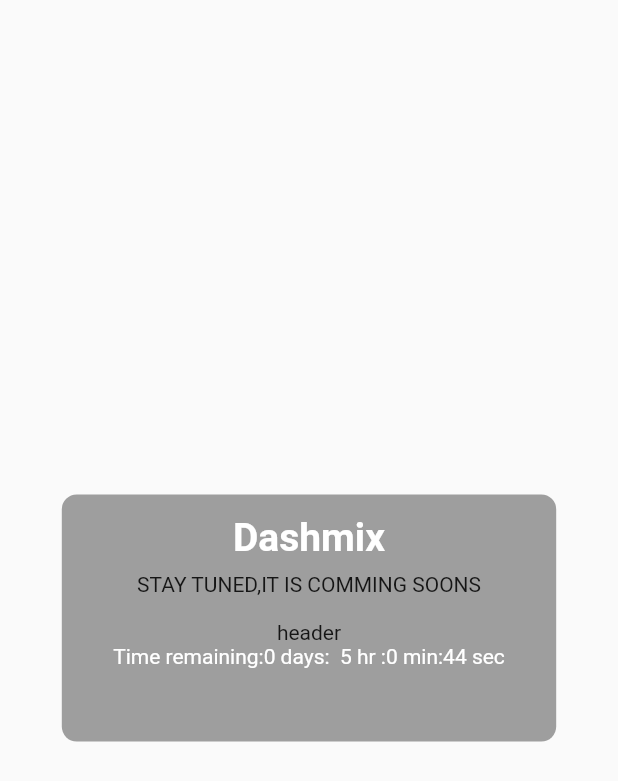
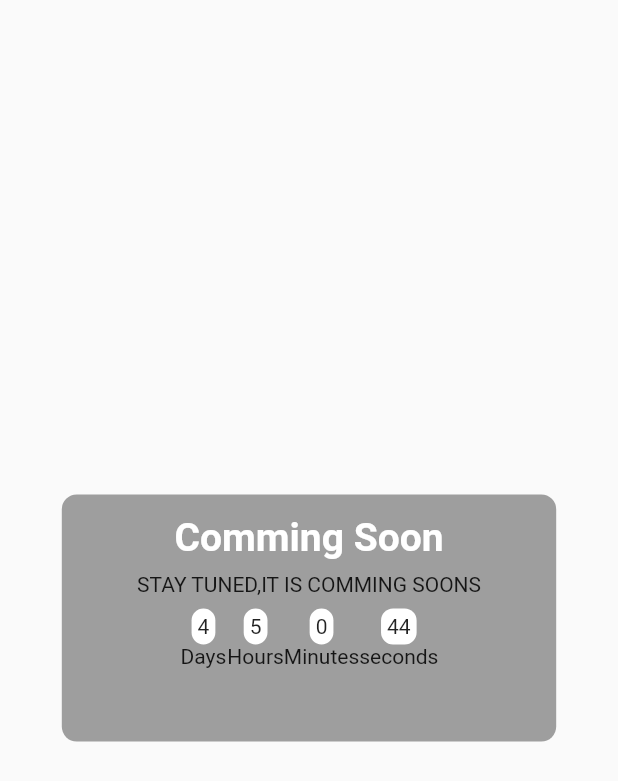
Before and after one commit to surajadkhari/flutter_comming_soon_package, a Flutter app: the screen it shows after launch, on a phone screen of 412 x 824 dp. Shown: the top 781 px of the screen. Run offline on Flutter 3.47's test engine with Material 2 defaults, Android fonts, the phone set to English and light mode, and no system bars.

Commit message:
add container

```diff
--- a/lib/flutter_coming_soon_package.dart
+++ b/lib/flutter_coming_soon_package.dart
@@ -12,13 +12,13 @@ class FlutterComingSoonPackage extends StatelessWidget {
         child: FlutterCommingSoonPackageWidget(
           sreenH: sreenH * 1,
           screenW: screenW,
-          title: "Dashmix",
+          title: "Comming Soon",
           subtitle: "stay tuned,it is comming soons",
           fontTitleSize: 26,
           fontSubtitleSize: 14,
           time: 1,
           boxRadius: 10,
-          dataTime: DateTime(2022, 06, 26, 15, 30, 50),
+          dataTime: DateTime(2022, 06, 30, 15, 30, 50),
         ),
       ),
     );
@@ -126,33 +126,13 @@ class _FlutterCommingSoonPackageWidgetState
               mainAxisAlignment: MainAxisAlignment.center,
               children: const [],
             ),
-            builTimeCard(header: "header")
+            LiveCountdown(
+                animation:
+                    StepTween(begin: (getTime()), end: 0).animate(_controller))
+            // builTimeCard(header: "header"),
           ],
         ),
       ),
-    );
-  }
-
-  Widget builTimeCard({required String header}) {
-    return Column(
-      children: [
-        // Container(
-        //   alignment: Alignment.center,
-        //   padding: const EdgeInsets.symmetric(horizontal: 4, vertical: 4),
-        //   margin: const EdgeInsets.symmetric(horizontal: 8),
-        //   decoration: BoxDecoration(
-        //       borderRadius: BorderRadius.circular(widget.boxRadius),
-        //       color: Colors.white),
-        //   child: Text(time, style: widget.timerStyle),
-        // ),
-        const SizedBox(
-          height: 8,
-        ),
-        Text(header),
-        LiveCountdown(
-            animation:
-                StepTween(begin: (getTime()), end: 0).animate(_controller))
-      ],
     );
   }
 }
@@ -166,12 +146,75 @@ class LiveCountdown extends AnimatedWidget {
   @override
   Widget build(BuildContext context) {
     Duration clockTimer = Duration(seconds: animation.value);
-    var timertext =
-        '${clockTimer.inDays.toString()} days:  ${clockTimer.inHours.remainder(24).toString()} hr :${(clockTimer.inMinutes.remainder(60)).toString()} min:'
-        '${(clockTimer.inSeconds.remainder(60) % 60).toString().padLeft(2, '0')} sec';
-    return Text(
-      "Time remaining:$timertext",
-      style: const TextStyle(color: Colors.white),
+    String reDays = clockTimer.inDays.toString();
+    String reHours = clockTimer.inHours.remainder(24).toString();
+    String reMinutes = clockTimer.inMinutes.remainder(60).toString();
+    var reSeconds =
+        (clockTimer.inSeconds.remainder(60) % 60).toString().padLeft(2, '0');
+
+    // '${clockTimer.inDays.toString()} days:  ${clockTimer.inHours.remainder(24).toString()} hr :${(clockTimer.inMinutes.remainder(60)).toString()} min:'
+    //     '${(clockTimer.inSeconds.remainder(60) % 60).toString().padLeft(2, '0')} sec';
+    return Row(
+      mainAxisAlignment: MainAxisAlignment.center,
+      children: [
+        Column(
+          children: [
+            Container(
+              alignment: Alignment.center,
+              padding: const EdgeInsets.symmetric(horizontal: 4, vertical: 4),
+              margin: const EdgeInsets.symmetric(horizontal: 8),
+              decoration: BoxDecoration(
+                  borderRadius: BorderRadius.circular(8), color: Colors.white),
+              child: Text(reDays),
+            ),
+            const Text("Days")
+          ],
+        ),
+
+        Column(
+          children: [
+            Container(
+              alignment: Alignment.center,
+              padding: const EdgeInsets.symmetric(horizontal: 4, vertical: 4),
+              margin: const EdgeInsets.symmetric(horizontal: 8),
+              decoration: BoxDecoration(
+                  borderRadius: BorderRadius.circular(8), color: Colors.white),
+              child: Text(reHours),
+            ),
+            const Text("Hours")
+          ],
+        ),
+        Column(
+          children: [
+            Container(
+              alignment: Alignment.center,
+              padding: const EdgeInsets.symmetric(horizontal: 4, vertical: 4),
+              margin: const EdgeInsets.symmetric(horizontal: 8),
+              decoration: BoxDecoration(
+                  borderRadius: BorderRadius.circular(8), color: Colors.white),
+              child: Text(reMinutes),
+            ),
+            const Text("Minutes")
+          ],
+        ),
+        Column(
+          children: [
+            Container(
+              alignment: Alignment.center,
+              padding: const EdgeInsets.symmetric(horizontal: 4, vertical: 4),
+              margin: const EdgeInsets.symmetric(horizontal: 8),
+              decoration: BoxDecoration(
+                  borderRadius: BorderRadius.circular(8), color: Colors.white),
+              child: Text(reSeconds),
+            ),
+            const Text("seconds")
+          ],
+        ),
+        // Text(
+        //   "Time remaining:$timertext",
+        //   style: const TextStyle(color: Colors.white),
+        // ),
+      ],
     );
   }
 }
```
